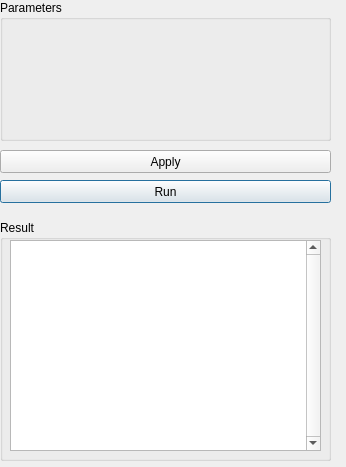
narg95/goldenberry, file source/Goldenberry/widgets/optimization/GbUmdaWidget.ui: the form before one commit.
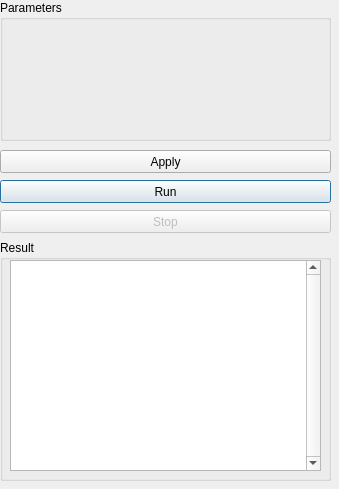
The form after the commit.

Commit message: stop option included

What changed in the file:
```diff
--- a/source/Goldenberry/widgets/optimization/GbUmdaWidget.ui
+++ b/source/Goldenberry/widgets/optimization/GbUmdaWidget.ui
@@ -10,8 +10,8 @@
    <rect>
     <x>0</x>
     <y>0</y>
-    <width>346</width>
-    <height>467</height>
+    <width>339</width>
+    <height>489</height>
    </rect>
   </property>
   <property name="windowTitle">
@@ -40,7 +40,7 @@
    <property name="geometry">
     <rect>
      <x>0</x>
-     <y>220</y>
+     <y>240</y>
      <width>331</width>
      <height>241</height>
     </rect>
@@ -88,6 +88,22 @@
     <string>Apply</string>
    </property>
   </widget>
+  <widget class="QPushButton" name="stopButton">
+   <property name="enabled">
+    <bool>false</bool>
+   </property>
+   <property name="geometry">
+    <rect>
+     <x>0</x>
+     <y>210</y>
+     <width>331</width>
+     <height>23</height>
+    </rect>
+   </property>
+   <property name="text">
+    <string>Stop</string>
+   </property>
+  </widget>
  </widget>
  <resources/>
  <connections/>
```
The commit also changes 8 other files.
